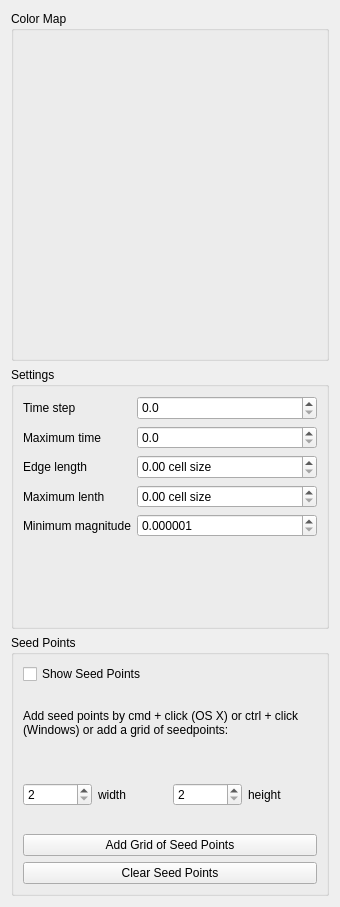
First picture: the form in smoke/view/streamlinestab.ui, repository bvanloon/Scientific-Visualization, before the edit.
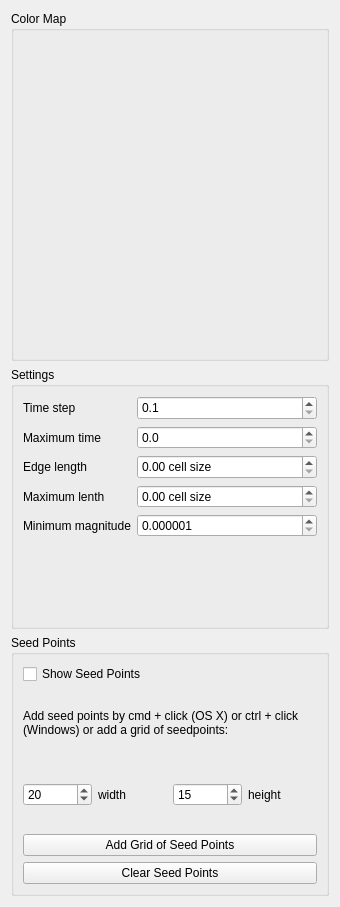
Second picture: the form after the edit. Custom widgets are drawn as their Qt base class.

Diff of the .ui file:
```diff
--- a/smoke/view/streamlinestab.ui
+++ b/smoke/view/streamlinestab.ui
@@ -79,6 +79,9 @@
             <property name="decimals">
              <number>1</number>
             </property>
+            <property name="minimum">
+             <double>0.100000000000000</double>
+            </property>
            </widget>
           </item>
           <item row="2" column="0">
@@ -216,6 +219,9 @@
           <property name="singleStep">
            <number>10</number>
           </property>
+          <property name="value">
+           <number>20</number>
+          </property>
          </widget>
         </item>
         <item>
@@ -236,6 +242,9 @@
           <property name="singleStep">
            <number>10</number>
           </property>
+          <property name="value">
+           <number>15</number>
+          </property>
          </widget>
         </item>
         <item>
```
